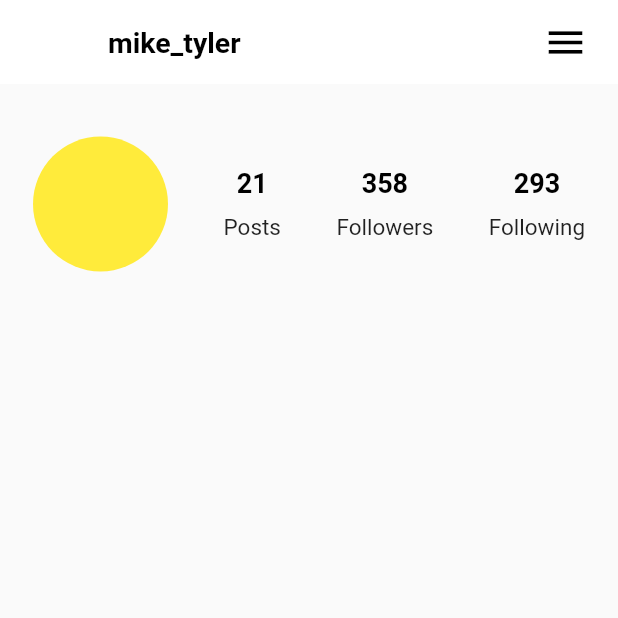
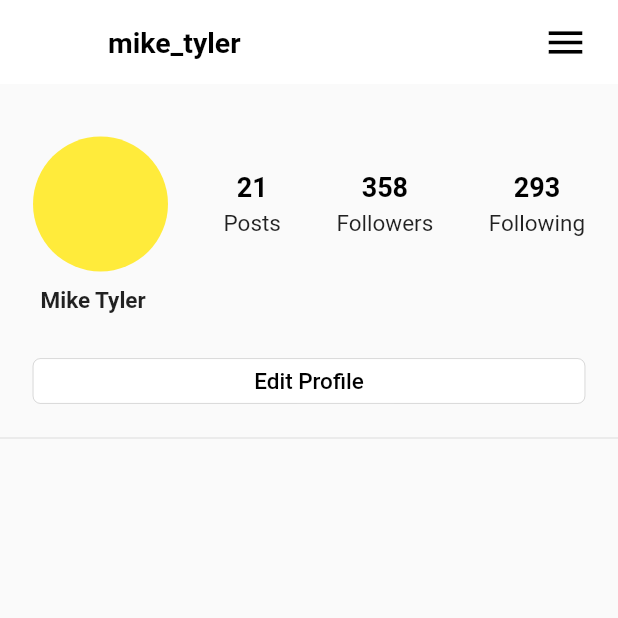
Before and after one commit to jaylee137/instagram_ui_flutter, a Flutter app: the ProfileTab screen opened directly, on a phone screen of 412 x 824 dp, the top half of it. Run offline on Flutter 3.47's test engine with Material 2 defaults, Android fonts, the phone set to English and light mode, and no system bars; our stand-ins replace font_awesome_flutter.

Commit message:
:art: profile_tab update

```diff
--- a/lib/tabs/profile_tab.dart
+++ b/lib/tabs/profile_tab.dart
@@ -16,9 +16,12 @@ class ProfileTab extends StatelessWidget {
         ],
       ),
       body: SingleChildScrollView(
-        child: Container(
-          padding: EdgeInsets.symmetric(horizontal: 22.0, vertical: 35.0),
         child: Column(
+          children: <Widget>[
+            Container(
+              padding: EdgeInsets.fromLTRB(22.0, 35.0, 22.0, 15.0),
+              child: Column(
+                crossAxisAlignment: CrossAxisAlignment.start,
                 children: <Widget>[
                   Row(
                     mainAxisAlignment: MainAxisAlignment.spaceBetween,
@@ -32,7 +35,7 @@ class ProfileTab extends StatelessWidget {
                         crossAxisAlignment: CrossAxisAlignment.center,
                         children: <Widget>[
                           Text('21', style: TextStyle(fontWeight: FontWeight.bold, color: Colors.black, fontSize: 18.0)),
-                      SizedBox(height: 10.0),
+                          SizedBox(height: 5.0),
                           Text('Posts', style: TextStyle(fontSize: 15.0))
                         ],
                       ),
@@ -41,7 +44,7 @@ class ProfileTab extends StatelessWidget {
                         crossAxisAlignment: CrossAxisAlignment.center,
                         children: <Widget>[
                           Text('358', style: TextStyle(fontWeight: FontWeight.bold, color: Colors.black, fontSize: 18.0)),
-                      SizedBox(height: 10.0),
+                          SizedBox(height: 5.0),
                           Text('Followers', style: TextStyle(fontSize: 15.0))
                         ],
                       ),
@@ -50,14 +53,38 @@ class ProfileTab extends StatelessWidget {
                         crossAxisAlignment: CrossAxisAlignment.center,
                         children: <Widget>[
                           Text('293', style: TextStyle(fontWeight: FontWeight.bold, color: Colors.black, fontSize: 18.0)),
-                      SizedBox(height: 10.0),
+                          SizedBox(height: 5.0),
                           Text('Following', style: TextStyle(fontSize: 15.0))
                         ],
                       )
                     ],
+                  ),
+
+                  Padding(
+                    padding: const EdgeInsets.symmetric(horizontal: 5.0, vertical: 10.0),
+                    child: Text('Mike Tyler', style: TextStyle(fontSize: 15.0, fontWeight: FontWeight.bold)),
+                  ),
+
+                  SizedBox(height: 20.0),
+
+                  Container(
+                    height: 30.0,
+                    decoration: BoxDecoration(
+                      color: Colors.white,
+                      borderRadius: BorderRadius.circular(5.0),
+                      border: Border.all(
+                        width: 0.1,
+                        color: Colors.black
                       )
+                    ),
+                    child: Center(child: Text('Edit Profile', style: TextStyle(color: Colors.black, fontWeight: FontWeight.w500, fontSize: 15.0))),
+                  ),
                 ],
               ),
+            ),
+
+            Divider()
+          ],
         ),
       )
     );
```
Lines whose indentation alone changed are shown as unchanged.
